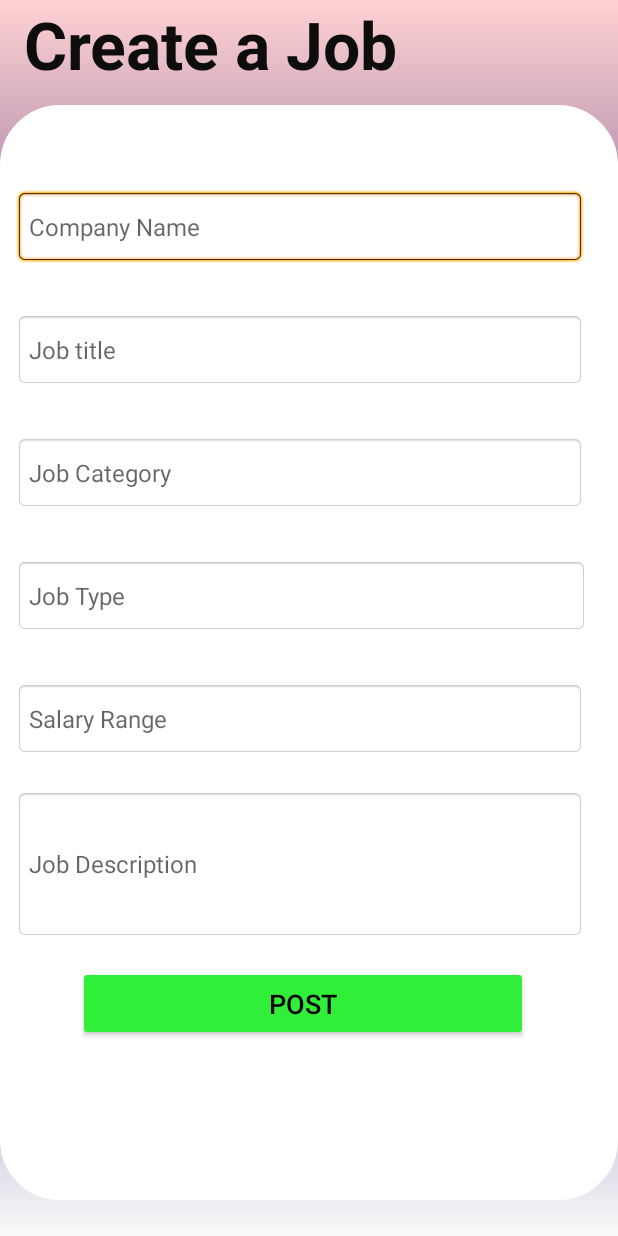
After one commit to it-21360978/Applied, an Android app: the job_add screen opened directly, with no data from a screen before it, on a phone screen of 412 x 824 dp. The commit adds this screen. Run offline under Robolectric (Android 15) with nearby library versions, the phone set to English and light mode, and no system bars; our stand-ins replace Firebase (no records; nobody signed in at launch, a user with empty details on screens opened directly).

Commit message:
company form

```diff
--- a/app/src/main/AndroidManifest.xml
+++ b/app/src/main/AndroidManifest.xml
@@ -14,6 +14,9 @@
         android:supportsRtl="true"
         android:theme="@style/Theme.Job_portal"
         tools:targetApi="31">
+        <activity
+            android:name=".job_add"
+            android:exported="true" />
         <activity
             android:name=".job_list"
             android:exported="false" />
--- /dev/null
+++ b/app/src/main/java/com/example/job_portal/CompanyData.kt
@@ -0,0 +1,5 @@
+package com.example.job_portal
+
+data class CompanyData ( val companyName:String?=null,val title:String?=null,
+                         val category:String?=null,val type:String?=null,val salary:String?=null,
+                         val description:String?=null)
--- /dev/null
+++ b/app/src/main/java/com/example/job_portal/job_add.kt
@@ -0,0 +1,57 @@
+package com.example.job_portal
+
+import android.content.Intent
+import android.net.Uri
+import androidx.appcompat.app.AppCompatActivity
+import android.os.Bundle
+import android.view.LayoutInflater
+import android.widget.TextView
+import android.widget.Toast
+import com.example.job_portal.databinding.ActivityJobAddBinding
+import com.example.job_portal.databinding.ActivityJobFormBinding
+import com.google.firebase.database.DatabaseReference
+import com.google.firebase.database.FirebaseDatabase
+import com.google.firebase.storage.FirebaseStorage
+import com.google.firebase.storage.StorageReference
+
+class job_add : AppCompatActivity() {
+
+    // Firebase Realtime Database reference
+    private lateinit var databaseRef: DatabaseReference
+    private lateinit var binding: ActivityJobAddBinding
+
+    override fun onCreate(savedInstanceState: Bundle?) {
+        super.onCreate(savedInstanceState)
+
+        binding = ActivityJobAddBinding.inflate(layoutInflater)
+        setContentView(binding.root)
+
+
+        binding.postbutton.setOnClickListener {
+            val companyName = binding.companyName.text.toString()
+            val title=binding.title.text.toString()
+            val category=binding.category.text.toString()
+            val type=binding.type.text.toString()
+            val salary=binding.salary.text.toString()
+            val description=binding.description.text.toString()
+
+            databaseRef=FirebaseDatabase.getInstance().getReference("Jobs")
+            val company=CompanyData(companyName, title, category, type, salary, description)
+
+            databaseRef.child(companyName).setValue(company).addOnSuccessListener {
+                binding.companyName.text.clear()
+                binding.title.text.clear()
+                binding.category.text.clear()
+                binding.type.text.clear()
+                binding.salary.text.clear()
+                binding.description.text.clear()
+
+
+                Toast.makeText(this, "saved", Toast.LENGTH_SHORT).show()
+
+
+
+            }
+        }
+    }
+}
--- /dev/null
+++ b/app/src/main/res/drawable/border.xml
@@ -0,0 +1,9 @@
+<?xml version="1.0" encoding="utf-8"?>
+<shape xmlns:android="http://schemas.android.com/apk/res/android">
+
+
+    <solid android:color="@color/white"></solid>
+    <stroke android:width="20dp" android:height="20dp" android:color="@color/cardview_light_background"/>
+    <corners android:radius="30dp"/>
+
+</shape>
--- /dev/null
+++ b/app/src/main/res/drawable/profile_top1.xml
@@ -0,0 +1,12 @@
+<?xml version="1.0" encoding="utf-8"?>
+<shape xmlns:android="http://schemas.android.com/apk/res/android"
+    android:shape="rectangle">
+    <gradient
+
+        android:centerColor="#130160"
+        android:endColor="#FFD2D2"
+        android:type="linear"
+        android:angle="90"
+        android:gradientRadius="70dp"/>
+
+</shape>
--- /dev/null
+++ b/app/src/main/res/layout/activity_job_add.xml
@@ -0,0 +1,146 @@
+<?xml version="1.0" encoding="utf-8"?>
+<androidx.constraintlayout.widget.ConstraintLayout xmlns:android="http://schemas.android.com/apk/res/android"
+    xmlns:app="http://schemas.android.com/apk/res-auto"
+    xmlns:tools="http://schemas.android.com/tools"
+    android:layout_width="match_parent"
+    android:layout_height="match_parent"
+    tools:context=".job_add"
+    android:background="@drawable/profile_top1">
+
+    <TextView
+        android:id="@+id/jobs"
+        android:layout_width="wrap_content"
+        android:layout_height="wrap_content"
+        android:layout_marginStart="16dp"
+        android:text="@string/jobs"
+        android:textColor="#0E0D0D"
+        android:textSize="44sp"
+        android:textStyle="bold"
+        app:layout_constraintStart_toStartOf="parent"
+        app:layout_constraintTop_toTopOf="parent" />
+
+    <LinearLayout
+        android:layout_width="match_parent"
+        android:layout_height="match_parent"
+        android:layout_marginTop="70dp"
+        android:layout_marginBottom="24dp"
+        android:background="@drawable/border"
+        android:orientation="vertical"
+        app:layout_constraintBottom_toBottomOf="parent"
+        app:layout_constraintEnd_toEndOf="parent"
+        app:layout_constraintStart_toStartOf="parent"
+        app:layout_constraintTop_toTopOf="parent">
+
+
+        <EditText
+
+            android:id="@+id/companyName"
+            android:layout_width="380dp"
+            android:layout_height="50dp"
+            android:layout_marginStart="10dp"
+            android:layout_marginTop="56dp"
+            android:layout_marginEnd="20dp"
+            android:layout_marginBottom="16dp"
+            android:background="@android:drawable/editbox_background"
+            android:ems="10"
+            android:hint="@string/companyname"
+            android:inputType="textPersonName"
+            android:textColor="@color/black"
+            android:textSize="16sp" />
+
+        <EditText
+
+            android:id="@+id/title"
+            android:layout_width="380dp"
+            android:layout_height="50dp"
+            android:layout_marginStart="10dp"
+            android:layout_marginTop="16dp"
+            android:layout_marginEnd="20dp"
+            android:layout_marginBottom="16dp"
+            android:background="@android:drawable/editbox_background"
+            android:ems="10"
+            android:hint="@string/title"
+            android:inputType="textPersonName"
+            android:textColor="@color/black"
+            android:textSize="16sp" />
+
+
+        <EditText
+            android:id="@+id/category"
+            android:layout_width="380dp"
+            android:layout_height="50dp"
+            android:layout_marginStart="10dp"
+            android:layout_marginTop="16dp"
+            android:layout_marginEnd="20dp"
+            android:layout_marginBottom="16dp"
+            android:background="@android:drawable/editbox_background"
+            android:ems="10"
+            android:hint="@string/cateogory"
+            android:inputType="textPersonName"
+            android:textColor="@color/black"
+            android:textSize="16sp" />
+
+
+        <EditText
+            android:id="@+id/type"
+            android:layout_width="match_parent"
+            android:layout_height="50dp"
+            android:layout_marginStart="10dp"
+            android:layout_marginTop="16dp"
+            android:layout_marginEnd="20dp"
+            android:layout_marginBottom="16dp"
+            android:background="@android:drawable/editbox_background"
+            android:ems="10"
+            android:hint="@string/type"
+            android:inputType="textPersonName"
+            android:textColor="@color/black"
+            android:textSize="16sp" />
+
+
+        <EditText
+            android:id="@+id/salary"
+            android:layout_width="380dp"
+            android:layout_height="50dp"
+            android:layout_marginStart="10dp"
+            android:layout_marginTop="16dp"
+            android:layout_marginEnd="20dp"
+            android:layout_marginBottom="16dp"
+            android:background="@android:drawable/editbox_background"
+            android:ems="10"
+            android:hint="@string/salary"
+            android:inputType="textPersonName"
+            android:textColor="@color/black"
+            android:textSize="16sp" />
+
+
+        <EditText
+            android:id="@+id/description"
+            android:layout_width="380dp"
+            android:layout_height="100dp"
+            android:layout_marginStart="10dp"
+            android:layout_marginTop="6dp"
+            android:layout_marginEnd="20dp"
+            android:layout_marginBottom="6dp"
+            android:background="@android:drawable/editbox_background"
+            android:ems="10"
+            android:hint="@string/description"
+            android:inputType="textPersonName"
+            android:textColor="@color/black"
+            android:textSize="16sp" />
+
+
+        <Button
+            android:id="@+id/postbutton"
+            android:layout_width="300dp"
+            android:layout_height="50dp"
+            android:layout_marginStart="52dp"
+            android:layout_marginTop="12dp"
+            android:layout_marginEnd="32dp"
+            android:backgroundTint="#31EF39"
+            android:text="@string/postbutton"
+            android:textColor="@color/black"
+            android:textSize="18sp" />
+
+    </LinearLayout>
+
+</androidx.constraintlayout.widget.ConstraintLayout>
--- a/app/src/main/res/values/colors.xml
+++ b/app/src/main/res/values/colors.xml
@@ -15,4 +15,12 @@
     <color  name="lightdark_applybtn">#31EF39</color>
     <color  name="lavender_purple">#7551FF</color>
 
+    <color name="purple">#6200ee</color>
+    <color name="blue">  #1e4368</color>
+    <color name="light_green">#B5FEAF</color>
+    <color name="green"> #4BE122</color>
+    <color name="material_dynamic_neutral90"> #E1E3E5</color>
+    <color name="material_dynamic_NEUTRAL95">#F0F0F3</color>
+    <color name="material_dynamic_neutral80">#8F9193</color>
+    <color name="design_default_color_on_primary">#FFFFFF</color>
 </resources>
--- a/app/src/main/res/values/strings.xml
+++ b/app/src/main/res/values/strings.xml
@@ -33,4 +33,18 @@
     <string name="submit_btn">SUBMIT</string>
     <string name="success_msg">Congratulations,Your application has been sent</string>
     <string name="another_btn">Find Another JOB</string>
+
+
+    <string name="companyname">Company Name</string>
+    <string name="jobs">Create a Job</string>
+    <string name="title">Job title</string>
+    <string name="cateogory">Job Category</string>
+    <string name="type">Job Type</string>
+    <string name="salary">Salary Range</string>
+    <string name="description">Job Description</string>
+    <string name="postbutton">Post</string>
+    <string name="recieve_jobs">IT JOBS</string>
+    <string name="search">search for...</string>
+    <string name="job1">job1</string>
+
 </resources>
```
